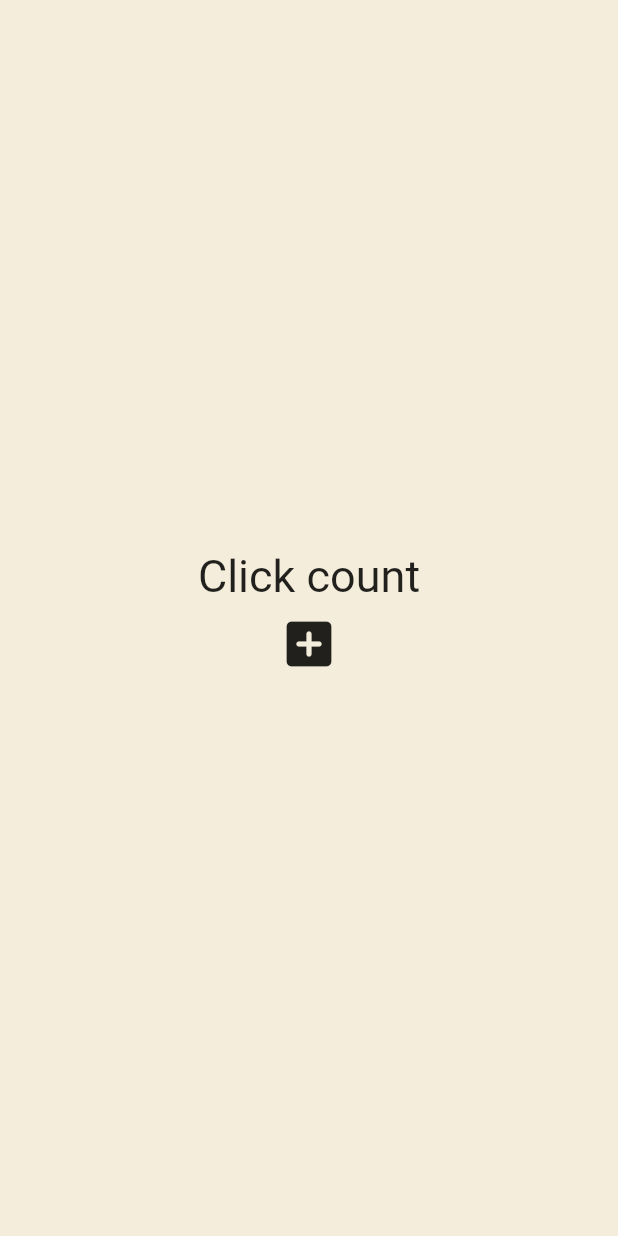
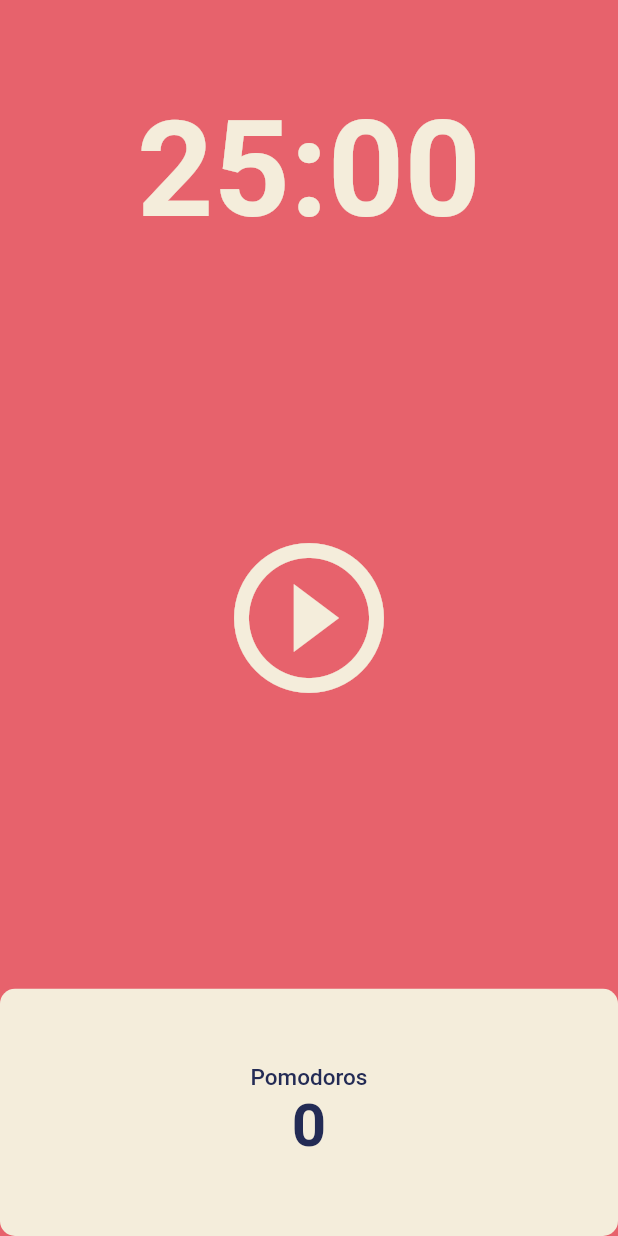
Before and after one commit to arty0928/Flutter_tutorial, a Flutter app: the screen it shows after launch, on a phone screen of 412 x 824 dp. Run offline on Flutter 3.47's test engine with Material 2 defaults, Android fonts, the phone set to English and light mode, and no system bars.

Commit message:
"5 complete"

```diff
--- a/lib/main.dart
+++ b/lib/main.dart
@@ -1,47 +1,28 @@
 import 'package:flutter/material.dart';
+import 'package:toonfix/screens/home_screen.dart';
 
 void main() {
   runApp(const App());
 }
 
-class App extends StatefulWidget {
+class App extends StatelessWidget {
   const App({super.key});
-
-  @override
-  State<App> createState() => _AppState();
-}
-
-class _AppState extends State<App> {
-  List<int> numbers = [];
-
-  void onClicked() {
-    setState(() {
-      numbers.add(numbers.length);
-    });
-  }
 
   @override
   Widget build(BuildContext context) {
     return MaterialApp(
-        home: Scaffold(
-      backgroundColor: const Color(0xFFF4EDDB),
-      body: Center(
-        child: Column(
-          mainAxisAlignment: MainAxisAlignment.center,
-          children: [
-            const Text(
-              'Click count',
-              style: TextStyle(fontSize: 30),
-            ),
-            for (var n in numbers) Text('$n'),
-            IconButton(
-              iconSize: 40,
-              onPressed: onClicked,
-              icon: const Icon(Icons.add_box_rounded),
-            ),
-          ],
+      theme: ThemeData(
+        colorScheme: ColorScheme.fromSwatch(
+          backgroundColor: const Color(0xFFE7626C),
         ),
+        textTheme: const TextTheme(
+          displayLarge: TextStyle(
+            color: Color(0xFF232B55),
+          ),
+        ),
+        cardColor: const Color(0xFFF4EDDB),
       ),
-    ));
+      home: const HomeScreen(),
+    );
   }
 }
--- /dev/null
+++ b/lib/screens/home_screen.dart
@@ -0,0 +1,129 @@
+import 'package:flutter/material.dart';
+import 'dart:async';
+
+class HomeScreen extends StatefulWidget {
+  const HomeScreen({super.key});
+
+  @override
+  State<HomeScreen> createState() => _HomeScreenState();
+}
+
+class _HomeScreenState extends State<HomeScreen> {
+  static const twentyFiveMinutes = 1500;
+  int totalSeconds = twentyFiveMinutes;
+  bool isRunning = false;
+  int totalPomodors = 0;
+  late Timer timer;
+
+  void onTick(Timer timer) {
+    if (totalSeconds == 0) {
+      setState(() {
+        totalPomodors = totalPomodors + 1;
+        isRunning = false;
+        totalSeconds = twentyFiveMinutes;
+      });
+      timer.cancel();
+    } else {
+      setState(() {
+        totalSeconds = totalSeconds - 1;
+      });
+    }
+  }
+
+  void onStartPressed() {
+    timer = Timer.periodic(
+      const Duration(seconds: 1),
+      onTick,
+    );
+    setState(() {
+      isRunning = true;
+    });
+  }
+
+  void onPausePressed() {
+    timer.cancel();
+    setState(() {
+      isRunning = false;
+    });
+  }
+
+  String format(int seconds) {
+    var duration = Duration(seconds: seconds);
+    return duration.toString().split(".").first.substring(2, 7);
+  }
+
+  @override
+  Widget build(BuildContext context) {
+    return Scaffold(
+      backgroundColor: Theme.of(context).colorScheme.background,
+      body: Column(
+        children: [
+          Flexible(
+            flex: 1,
+            child: Container(
+              alignment: Alignment.bottomCenter,
+              child: Text(
+                format(totalSeconds),
+                style: TextStyle(
+                  color: Theme.of(context).cardColor,
+                  fontSize: 89,
+                  fontWeight: FontWeight.w600,
+                ),
+              ),
+            ),
+          ),
+          Flexible(
+            flex: 3,
+            child: Center(
+              child: IconButton(
+                iconSize: 120,
+                color: Theme.of(context).cardColor,
+                onPressed: isRunning ? onPausePressed : onStartPressed,
+                icon: Icon(isRunning
+                    ? Icons.pause_circle_outline
+                    : Icons.play_circle_outline),
+              ),
+            ),
+          ),
+          Flexible(
+            flex: 1,
+            child: Row(
+              children: [
+                Expanded(
+                  child: Container(
+                    decoration: BoxDecoration(
+                        color: Theme.of(context).cardColor,
+                        borderRadius: BorderRadius.circular(10)),
+                    child: Column(
+                      mainAxisAlignment: MainAxisAlignment.center,
+                      children: [
+                        Text(
+                          'Pomodoros',
+                          style: TextStyle(
+                            fontWeight: FontWeight.w500,
+                            fontSize: 15,
+                            color:
+                                Theme.of(context).textTheme.displayLarge!.color,
+                          ),
+                        ),
+                        Text(
+                          '$totalPomodors',
+                          style: TextStyle(
+                            fontWeight: FontWeight.w600,
+                            fontSize: 40,
+                            color:
+                                Theme.of(context).textTheme.displayLarge!.color,
+                          ),
+                        ),
+                      ],
+                    ),
+                  ),
+                ),
+              ],
+            ),
+          ),
+        ],
+      ),
+    );
+  }
+}
```
Also changed, not shown: lib/state.dart (added, +87 -0 lines), 1 other file.
